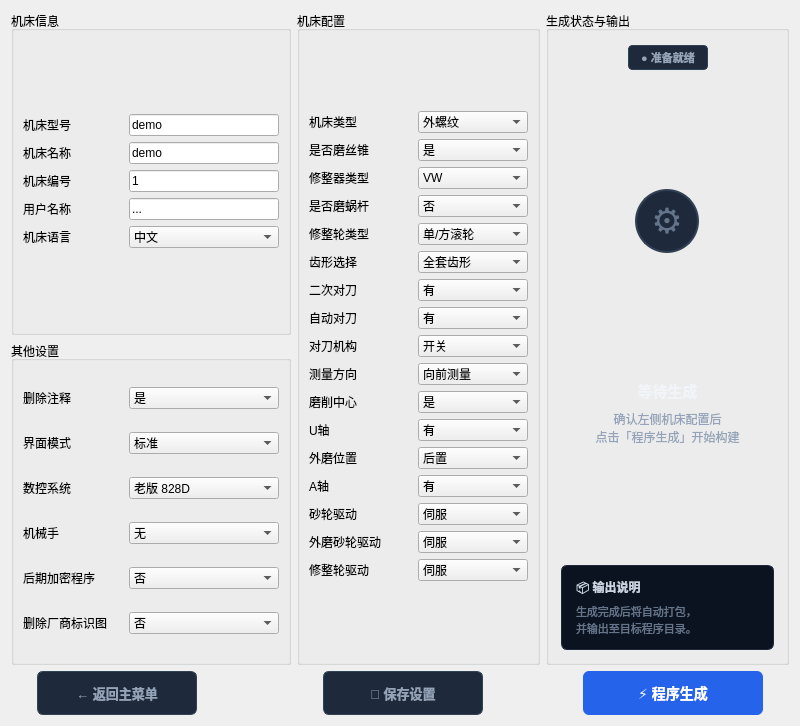
The window that creatorwindow.ui (nie11kun/HorizonJuicerCreator) describes before a commit, drawn with Qt 5.
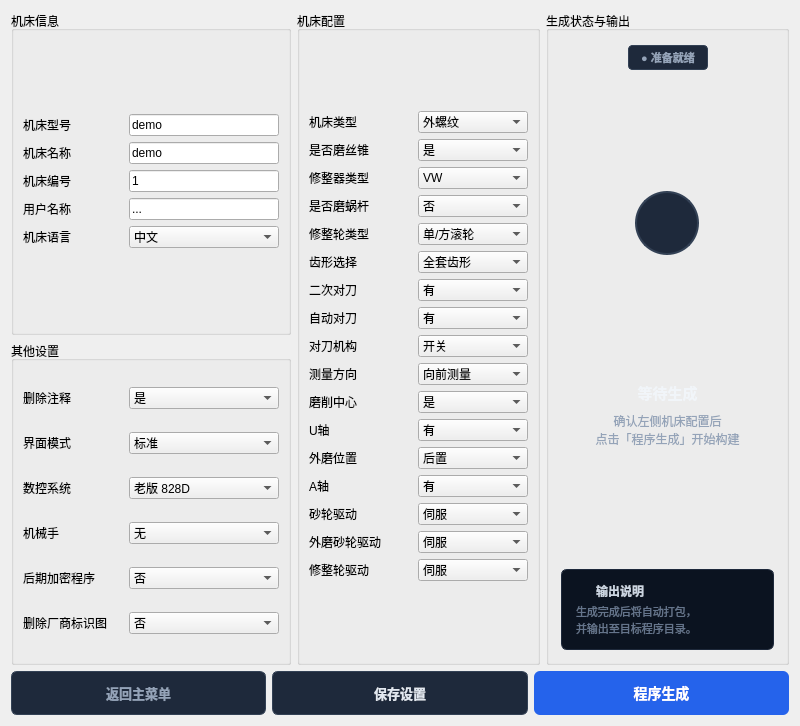
The same window after the commit. Icons and pictures are not drawn.

The edit to the form file:
```diff
--- a/creatorwindow.ui
+++ b/creatorwindow.ui
@@ -853,7 +853,7 @@
              <string notr="true">QLabel#labelIdleIcon { background-color: #1e293b; border: 2px solid #334155; border-radius: 32px; color: #64748b; }</string>
             </property>
             <property name="text">
-             <string>⚙</string>
+             <string/>
             </property>
             <property name="alignment">
              <set>Qt::AlignmentFlag::AlignCenter</set>
@@ -959,6 +959,33 @@
             <number>6</number>
            </property>
            <item>
+            <layout class="QHBoxLayout" name="hintTitleLayout">
+              <property name="spacing">
+               <number>6</number>
+              </property>
+              <item>
+               <widget class="QLabel" name="labelHintIcon">
+                <property name="minimumSize">
+                 <size>
+                  <width>14</width>
+                  <height>14</height>
+                 </size>
+                </property>
+                <property name="maximumSize">
+                 <size>
+                  <width>14</width>
+                  <height>14</height>
+                 </size>
+                </property>
+                <property name="pixmap">
+                 <pixmap resource="resourse.qrc">:/icons/package.svg</pixmap>
+                </property>
+                <property name="scaledContents">
+                 <bool>true</bool>
+                </property>
+               </widget>
+              </item>
+              <item>
             <widget class="QLabel" name="labelHintTitle">
              <property name="font">
               <font>
@@ -970,9 +997,24 @@
               <string notr="true">color: #cbd5e1;</string>
              </property>
              <property name="text">
-              <string>📦 输出说明</string>
-             </property>
-            </widget>
+                 <string>输出说明</string>
+                </property>
+               </widget>
+              </item>
+              <item>
+               <spacer name="hintTitleSpacer">
+                <property name="orientation">
+                 <enum>Qt::Horizontal</enum>
+                </property>
+                <property name="sizeHint" stdset="0">
+                 <size>
+                  <width>40</width>
+                  <height>10</height>
+                 </size>
+                </property>
+               </spacer>
+              </item>
+             </layout>
            </item>
            <item>
             <widget class="QLabel" name="labelHintDesc">
@@ -1001,10 +1043,7 @@
     </layout>
    </item>
    <item>
-    <layout class="QHBoxLayout" name="horizontalLayout_3" stretch="1,2">
-     <property name="spacing">
-      <number>100</number>
-     </property>
+    <layout class="QHBoxLayout" name="horizontalLayout_3" stretch="1,1,1">
      <item>
       <widget class="QPushButton" name="backButton">
        <property name="minimumSize">
@@ -1015,28 +1054,34 @@
        </property>
        <property name="maximumSize">
         <size>
-         <width>160</width>
-         <height>16777215</height>
+         <width>16777215</width>
+         <height>44</height>
         </size>
        </property>
        <property name="font">
         <font>
          <pointsize>10</pointsize>
+         <bold>true</bold>
         </font>
        </property>
        <property name="styleSheet">
-        <string notr="true">QPushButton#backButton { background-color: #1e293b; color: #94a3b8; border: 1px solid #334155; border-radius: 6px; font-size: 13px; font-weight: 500; } QPushButton#backButton:hover { background-color: #334155; color: #f8fafc; border-color: #475569; } QPushButton#backButton:pressed { background-color: #0f172a; }</string>
+        <string notr="true">QPushButton#backButton { background-color: #1e293b; color: #94a3b8; border: 1px solid #334155; border-radius: 6px; font-size: 13px; font-weight: bold; } QPushButton#backButton:hover { background-color: #334155; color: #f8fafc; border-color: #475569; } QPushButton#backButton:pressed { background-color: #0f172a; } QPushButton#backButton:disabled { background-color: #1e293b; color: #475569; border-color: #1e293b; }</string>
        </property>
        <property name="text">
-        <string>← 返回主菜单</string>
+        <string>返回主菜单</string>
+       </property>
+       <property name="icon">
+        <iconset resource="resourse.qrc">
+         <normaloff>:/icons/arrow-left.svg</normaloff>:/icons/arrow-left.svg</iconset>
+       </property>
+       <property name="iconSize">
+        <size>
+         <width>15</width>
+         <height>15</height>
+        </size>
        </property>
       </widget>
      </item>
-     <item>
-      <layout class="QHBoxLayout" name="horizontalLayout" stretch="1,1">
-       <property name="sizeConstraint">
-        <enum>QLayout::SizeConstraint::SetDefaultConstraint</enum>
-       </property>
        <item>
         <widget class="QPushButton" name="saveDataPushButton">
        <property name="minimumSize">
@@ -1047,8 +1092,8 @@
        </property>
        <property name="maximumSize">
         <size>
-         <width>160</width>
-         <height>16777215</height>
+         <width>16777215</width>
+         <height>44</height>
         </size>
        </property>
        <property name="font">
@@ -1058,10 +1103,20 @@
         </font>
        </property>
        <property name="styleSheet">
-        <string notr="true">QPushButton#saveDataPushButton { background-color: #1e293b; color: #94a3b8; border: 1px solid #334155; border-radius: 6px; font-size: 13px; font-weight: bold; } QPushButton#saveDataPushButton:hover { background-color: #334155; color: #f8fafc; border-color: #475569; } QPushButton#saveDataPushButton:pressed { background-color: #0f172a; }</string>
+        <string notr="true">QPushButton#saveDataPushButton { background-color: #1e293b; color: #e2e8f0; border: 1px solid #334155; border-radius: 6px; font-size: 13px; font-weight: bold; } QPushButton#saveDataPushButton:hover { background-color: #334155; color: #ffffff; border-color: #475569; } QPushButton#saveDataPushButton:pressed { background-color: #0f172a; } QPushButton#saveDataPushButton:disabled { background-color: #1e293b; color: #475569; border-color: #1e293b; }</string>
        </property>
        <property name="text">
-        <string>💾 保存设置</string>
+        <string>保存设置</string>
+       </property>
+       <property name="icon">
+        <iconset resource="resourse.qrc">
+         <normaloff>:/icons/save.svg</normaloff>:/icons/save.svg</iconset>
+       </property>
+       <property name="iconSize">
+        <size>
+         <width>16</width>
+         <height>16</height>
+        </size>
        </property>
       </widget>
        </item>
@@ -1075,8 +1130,8 @@
        </property>
        <property name="maximumSize">
         <size>
-         <width>180</width>
-         <height>16777215</height>
+         <width>16777215</width>
+         <height>44</height>
         </size>
        </property>
        <property name="font">
@@ -1089,11 +1144,19 @@
         <string notr="true">QPushButton#creatPushButton { background-color: #2563eb; color: #ffffff; border: none; border-radius: 6px; font-weight: bold; font-size: 14px; } QPushButton#creatPushButton:hover { background-color: #3b82f6; } QPushButton#creatPushButton:pressed { background-color: #1d4ed8; } QPushButton#creatPushButton:disabled { background-color: #334155; color: #64748b; }</string>
        </property>
        <property name="text">
-        <string>⚡ 程序生成</string>
+        <string>程序生成</string>
+       </property>
+       <property name="icon">
+        <iconset resource="resourse.qrc">
+         <normaloff>:/icons/bolt.svg</normaloff>:/icons/bolt.svg</iconset>
+       </property>
+       <property name="iconSize">
+        <size>
+         <width>16</width>
+         <height>16</height>
+        </size>
        </property>
       </widget>
-       </item>
-      </layout>
      </item>
     </layout>
    </item>
```
Lines whose indentation alone changed are shown as unchanged.
